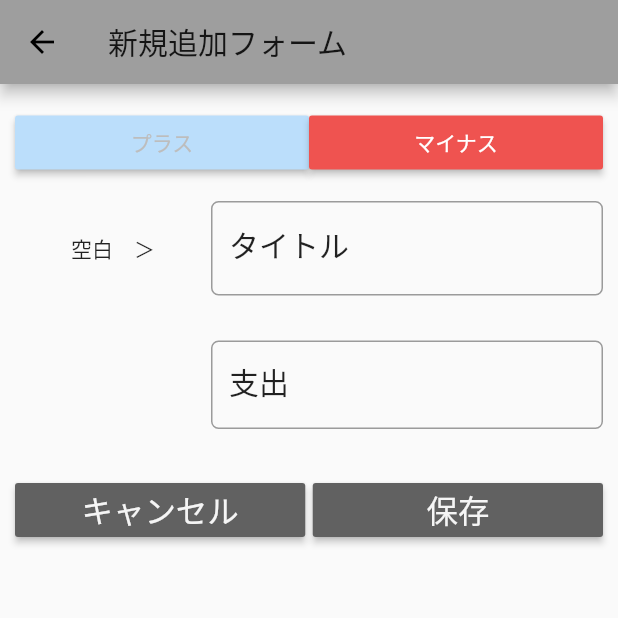
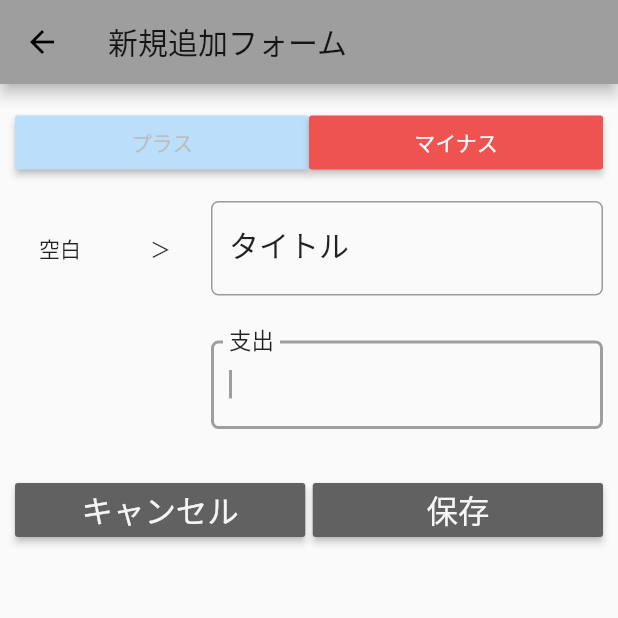
Before and after one commit to kura-kento/BalanceManagement, a Flutter app: the CreateForm screen opened directly, after a tap on "マイナス", on a phone screen of 412 x 824 dp, the top half of it. Run offline on Flutter 3.47's test engine with Material 2 defaults, Android fonts, the phone set to English and light mode, and no system bars; our stand-ins replace auto_size_text, shared_preferences, sqflite; accounts and stored records are empty.

Commit message:
create_form完成

```diff
--- a/lib/models/calendar.dart
+++ b/lib/models/calendar.dart
@@ -68,7 +68,7 @@ return map;
 
 // MapオブジェクトからCalendarオブジェクトを抽出する
 Calendar.fromMapObject(Map<String, dynamic> map) {
-    //print(map);
+    print(map);
     this._id = map['id'];
     this._money = map['money'];
     this._title = map['title'];
--- a/lib/models/category.dart
+++ b/lib/models/category.dart
@@ -40,7 +40,7 @@ class Category {
 
   // Mapオブジェクトからオブジェクトを抽出する
   Category.fromMapObject(Map<String, dynamic> map) {
-    //print(map);
+    print(map);
     this._id = map['id'];
     this._title = map['title'];
     this._plus = map['plus'] == "true" ? true:false;
--- a/lib/screens/create_form.dart
+++ b/lib/screens/create_form.dart
@@ -21,7 +21,7 @@ class _CreateFormState extends State<CreateForm> {
   List<String> _items = ["プラス","マイナス"];
   String _selectedItem = "プラス" ;
 
-  List<Category> _categoryItems =[Category.withId(0, "空白", true)];
+  List<Category> _categoryItems =[Category.withId(0, "カテゴリー", true)];
   int _selectCategory = 0;
 
   TextEditingController titleController = TextEditingController();
@@ -66,7 +66,18 @@ class _CreateFormState extends State<CreateForm> {
                         Expanded(
                             flex: 1,
                             child: FlatButton(
-                              child:Text(_categoryItems[_selectCategory].title+"　＞"),
+                              child:Row(children: <Widget>[
+                                Expanded(
+                                  flex: 3,
+                                  child: Text(_categoryItems[_selectCategory].title),
+                                ),
+                                Expanded(
+                                  flex: 1,
+                                  child:Text("＞"),
+                                )
+                              ],
+
+                              ),
                               onPressed: (){
                                 showCupertinoModalPopup(
                                   context: context,
@@ -74,7 +85,9 @@ class _CreateFormState extends State<CreateForm> {
                                     return Container(
                                       height: MediaQuery.of(context).size.height / 3,
                                       child: CupertinoPicker(
-                                          scrollController: scrollController,
+                                          scrollController: FixedExtentScrollController(
+                                              initialItem: _selectCategory
+                                          ) ,
                                           diameterRatio: 1.0,
                                           itemExtent: 40.0,
                                           children: _categoryItems.map(_pickerItem).toList(),
@@ -117,6 +130,7 @@ class _CreateFormState extends State<CreateForm> {
                           child:Padding(
                               padding: EdgeInsets.only(top:15,bottom:15),
                               child:TextFormField(
+                                autofocus: true,
                                   controller: numberController,
                                   keyboardType: TextInputType.number,
                                   inputFormatters: <TextInputFormatter>[
@@ -166,7 +180,7 @@ class _CreateFormState extends State<CreateForm> {
                                   ),
                                   onPressed: (){
                                     setState(() {
-                                      _save(Calendar(Utils.toInt(numberController.text)*(_selectedItem == _items[0]? 1 : -1),'${titleController.text}','${titleController.text}',widget.selectDay,0) );
+                                      _save(Calendar(Utils.toInt(numberController.text)*(_selectedItem == _items[0]? 1 : -1),'${titleController.text}','${titleController.text}',widget.selectDay,_categoryItems[_selectCategory].id) );
                                       moveToLastScreen();
                                     });
                                   },
@@ -192,9 +206,10 @@ class _CreateFormState extends State<CreateForm> {
           color: (value == _items[0]? Colors.blue : Colors.red)[100+ (_selectedItem == value ? 300 : 0)],
           textColor: _selectedItem == value ? Colors.white : Colors.grey[400],
           onPressed: () {
-            setState(() {
               _selectedItem = value;
-            });
+              updateListViewCategory();
+              _selectCategory = 0;
+              setState(() { });
           },
         ),
       ),
@@ -225,11 +240,13 @@ class _CreateFormState extends State<CreateForm> {
   }
   Future<void> updateListViewCategory() async{
 //収支どちらか全てのDBを取得
-    List<Category> _categoryList = await databaseHelperCategory.getCategoryList(true);
+    List<Category> _categoryList = await databaseHelperCategory.getCategoryList(_selectedItem == "プラス"? true:false);
       this.categoryList = _categoryList;
-      for(int i=0;i<categoryList.length;i++){
-        _categoryItems.add(categoryList[i]);
+    List<Category> _categoryItemsCache =[Category.withId(0, "空白", _selectedItem == "プラス"? true:false)];
+    for(int i=0;i<categoryList.length;i++){
+      _categoryItemsCache.add(categoryList[i]);
       }
+    _categoryItems= _categoryItemsCache;
     setState(() {});
   }
 
--- a/lib/screens/stting_page.dart
+++ b/lib/screens/stting_page.dart
@@ -30,8 +30,6 @@ class _SettingPageState extends State<SettingPage> {
   String _selectCategorySpending = "";
 
 
-  void _setValue(String value) => setState((){});
-
   @override
   void initState(){
     updateListView();
@@ -57,7 +55,8 @@ class _SettingPageState extends State<SettingPage> {
                   child: Column(
                     children: <Widget>[
                       Container(
-                        child: IconButton(
+                        child: FlatButton(
+                          child: Text("カテゴリー編集（収入）"),
                           onPressed: (){
                             Navigator.of(context).push(
                                 MaterialPageRoute(
@@ -67,7 +66,6 @@ class _SettingPageState extends State<SettingPage> {
                                 ),
                             );
                           },
-                            icon: Icon(Icons.add),
                         ),
                       ),
                       Row(children: <Widget>[
--- a/lib/utils/utils.dart
+++ b/lib/utils/utils.dart
@@ -13,5 +13,6 @@ class Utils{
     final int _value = int.parse(value.toString());
     return _value;
   }
+//何文字以上で…に変える
 
 }
```
Also changed, not shown: lib/screens/calendar_page.dart (+14 -1 lines), lib/screens/category_form.dart (+15 -11 lines).
